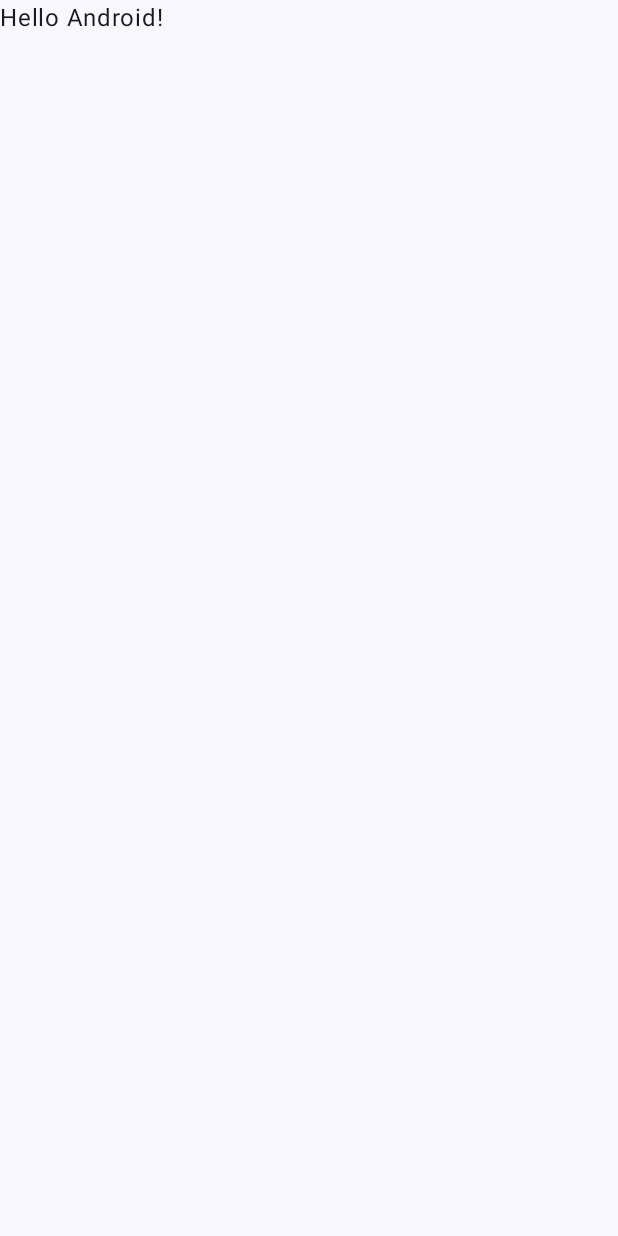
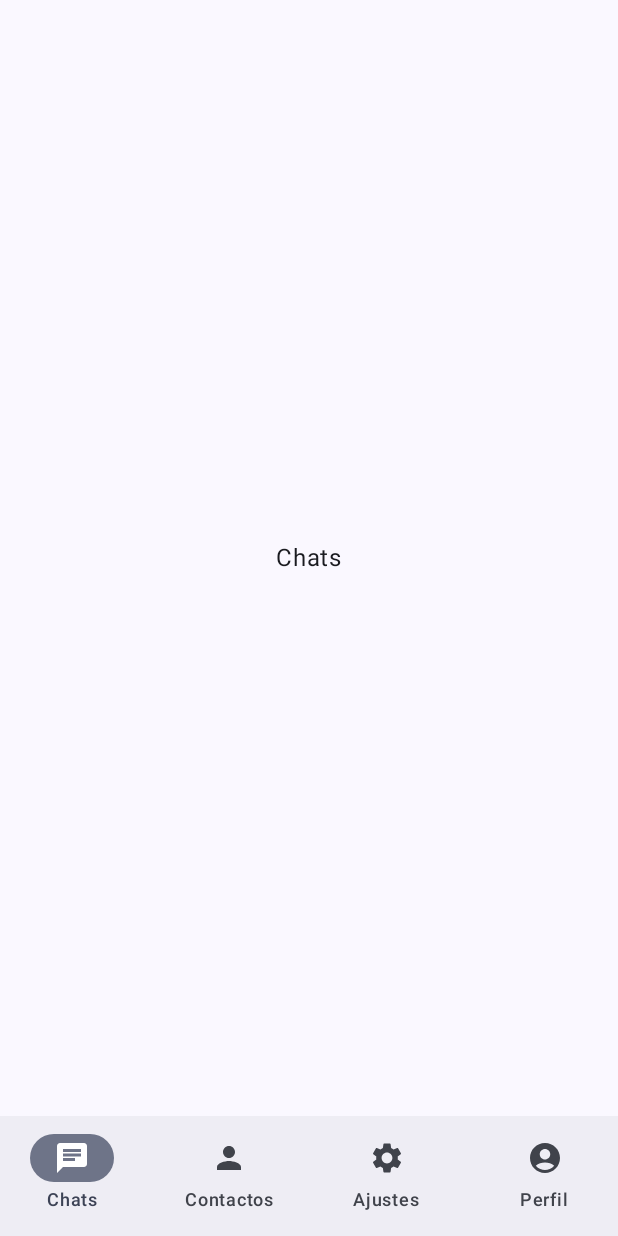
Before and after one commit to ernesto-24/equipo-3-telegram, an Android app built with Jetpack Compose: the screen it shows after launch (MainActivity), on a phone screen of 412 x 824 dp. Before the commit the screen is almost empty. Run offline under Robolectric (Android 15) with nearby library versions, the phone set to English and light mode, and no system bars.

Commit message:
feat: Agregué división y selección de pantallas

```diff
--- a/app/src/main/java/com/example/telegram/MainActivity.kt
+++ b/app/src/main/java/com/example/telegram/MainActivity.kt
@@ -6,42 +6,104 @@ import androidx.activity.compose.setContent
 import androidx.activity.enableEdgeToEdge
 import androidx.compose.foundation.layout.fillMaxSize
 import androidx.compose.foundation.layout.padding
+import androidx.compose.foundation.pager.HorizontalPager
+import androidx.compose.foundation.pager.rememberPagerState
+import androidx.annotation.DrawableRes
+import androidx.annotation.StringRes
+import androidx.compose.material3.Icon
+import androidx.compose.material3.NavigationBar
+import androidx.compose.material3.NavigationBarItem
 import androidx.compose.material3.Scaffold
 import androidx.compose.material3.Text
 import androidx.compose.runtime.Composable
+import androidx.compose.runtime.rememberCoroutineScope
 import androidx.compose.ui.Modifier
+import androidx.compose.ui.res.painterResource
+import androidx.compose.ui.res.stringResource
 import androidx.compose.ui.tooling.preview.Preview
+import kotlinx.coroutines.launch
+import com.example.telegram.ui.screens.ChatsScreen
+import com.example.telegram.ui.screens.ContactsScreen
+import com.example.telegram.ui.screens.ProfileScreen
+import com.example.telegram.ui.screens.SettingsScreen
 import com.example.telegram.ui.theme.TelegramTheme
 
+/**
+ * MainActivity SOLO se encarga de cambiar entre pantallas deslizando.
+ *
+ * ⚠️ No escribáis aquí el contenido de vuestra pantalla.
+ * Cada uno trabaja en SU archivo dentro de `ui/screens/`:
+ *
+ *   Página 0 → ChatsScreen.kt     (ui/screens/ChatsScreen.kt)
+ *   Página 1 → ContactsScreen.kt  (ui/screens/ContactsScreen.kt)
+ *   Página 2 → SettingsScreen.kt  (ui/screens/SettingsScreen.kt)
+ *   Página 3 → ProfileScreen.kt   (ui/screens/ProfileScreen.kt)
+ *
+ * Deslizando hacia la izquierda se avanza en ese orden
+ * (Chats → Contactos → Ajustes → Perfil).
+ */
 class MainActivity : ComponentActivity() {
     override fun onCreate(savedInstanceState: Bundle?) {
         super.onCreate(savedInstanceState)
         enableEdgeToEdge()
         setContent {
             TelegramTheme {
-                Scaffold(modifier = Modifier.fillMaxSize()) { innerPadding ->
-                    Greeting(
-                        name = "Android",
-                        modifier = Modifier.padding(innerPadding)
-                    )
-                }
+                MainPager()
             }
         }
     }
 }
 
+/** Pestañas de la barra inferior, en el mismo orden que las páginas. */
+private enum class Tab(@StringRes val label: Int, @DrawableRes val icon: Int) {
+    CHATS(R.string.tab_chats, R.drawable.ic_tab_chats),
+    CONTACTS(R.string.tab_contacts, R.drawable.ic_tab_contacts),
+    SETTINGS(R.string.tab_settings, R.drawable.ic_tab_settings),
+    PROFILE(R.string.tab_profile, R.drawable.ic_tab_profile),
+}
+
 @Composable
-fun Greeting(name: String, modifier: Modifier = Modifier) {
-    Text(
-        text = "Hello $name!",
-        modifier = modifier
-    )
+fun MainPager() {
+    val tabs = Tab.entries
+    val pagerState = rememberPagerState(initialPage = 0) { tabs.size }
+    val scope = rememberCoroutineScope()
+
+    Scaffold(
+        modifier = Modifier.fillMaxSize(),
+        bottomBar = {
+            // Barra de pestañas: se sincroniza con el deslizamiento en ambos sentidos
+            NavigationBar {
+                tabs.forEachIndexed { index, tab ->
+                    NavigationBarItem(
+                        selected = pagerState.currentPage == index,
+                        onClick = { scope.launch { pagerState.animateScrollToPage(index) } },
+                        icon = { Icon(painterResource(tab.icon), contentDescription = null) },
+                        label = { Text(stringResource(tab.label)) }
+                    )
+                }
+            }
+        }
+    ) { innerPadding ->
+        HorizontalPager(
+            state = pagerState,
+            modifier = Modifier
+                .fillMaxSize()
+                .padding(innerPadding)
+        ) { page ->
+            when (page) {
+                0 -> ChatsScreen()     // Pantalla de Chats     → ui/screens/ChatsScreen.kt
+                1 -> ContactsScreen()  // Pantalla de Contactos → ui/screens/ContactsScreen.kt
+                2 -> SettingsScreen()  // Pantalla de Ajustes   → ui/screens/SettingsScreen.kt
+                3 -> ProfileScreen()   // Pantalla de Perfil    → ui/screens/ProfileScreen.kt
+            }
+        }
+    }
 }
 
 @Preview(showBackground = true)
 @Composable
-fun GreetingPreview() {
+fun MainPagerPreview() {
     TelegramTheme {
-        Greeting("Android")
+        MainPager()
     }
 }
--- /dev/null
+++ b/app/src/main/java/com/example/telegram/ui/screens/ChatsScreen.kt
@@ -0,0 +1,35 @@
+package com.example.telegram.ui.screens
+
+import androidx.compose.foundation.layout.Box
+import androidx.compose.foundation.layout.fillMaxSize
+import androidx.compose.material3.Text
+import androidx.compose.runtime.Composable
+import androidx.compose.ui.Alignment
+import androidx.compose.ui.Modifier
+import androidx.compose.ui.tooling.preview.Preview
+import com.example.telegram.ui.theme.TelegramTheme
+
+// =====================================================================
+//  PANTALLA DE CHATS (página 0 del deslizador)
+//  Responsable: ____________
+//
+//  Aquí va toda la interfaz de Chats. Solo UI, sin lógica.
+//  Podéis crear más @Composable en este archivo para dividir la pantalla
+//  (p. ej. ChatItem() para cada fila de la lista de chats), pero no toquéis MainActivity.kt.
+// =====================================================================
+
+@Composable
+fun ChatsScreen(modifier: Modifier = Modifier) {
+    // TODO: sustituir este placeholder por la interfaz de Chats
+    Box(modifier = modifier.fillMaxSize(), contentAlignment = Alignment.Center) {
+        Text(text = "Chats")
+    }
+}
+
+@Preview(showBackground = true)
+@Composable
+fun ChatsScreenPreview() {
+    TelegramTheme {
+        ChatsScreen()
+    }
+}
--- /dev/null
+++ b/app/src/main/res/drawable/ic_tab_chats.xml
@@ -0,0 +1,9 @@
+<vector xmlns:android="http://schemas.android.com/apk/res/android"
+    android:width="24dp"
+    android:height="24dp"
+    android:viewportWidth="24"
+    android:viewportHeight="24">
+    <path
+        android:fillColor="#FF000000"
+        android:pathData="M20,2H4c-1.1,0 -1.99,0.9 -1.99,2L2,22l4,-4h14c1.1,0 2,-0.9 2,-2V4c0,-1.1 -0.9,-2 -2,-2zM6,9h12v2H6V9zM14,14H6v-2h8v2zM18,8H6V6h12v2z" />
+</vector>
--- /dev/null
+++ b/app/src/main/res/drawable/ic_tab_contacts.xml
@@ -0,0 +1,9 @@
+<vector xmlns:android="http://schemas.android.com/apk/res/android"
+    android:width="24dp"
+    android:height="24dp"
+    android:viewportWidth="24"
+    android:viewportHeight="24">
+    <path
+        android:fillColor="#FF000000"
+        android:pathData="M12,12c2.21,0 4,-1.79 4,-4s-1.79,-4 -4,-4 -4,1.79 -4,4 1.79,4 4,4zM12,14c-2.67,0 -8,1.34 -8,4v2h16v-2c0,-2.66 -5.33,-4 -8,-4z" />
+</vector>
--- /dev/null
+++ b/app/src/main/res/drawable/ic_tab_profile.xml
@@ -0,0 +1,9 @@
+<vector xmlns:android="http://schemas.android.com/apk/res/android"
+    android:width="24dp"
+    android:height="24dp"
+    android:viewportWidth="24"
+    android:viewportHeight="24">
+    <path
+        android:fillColor="#FF000000"
+        android:pathData="M12,2C6.48,2 2,6.48 2,12s4.48,10 10,10 10,-4.48 10,-10S17.52,2 12,2zM12,6c1.93,0 3.5,1.57 3.5,3.5S13.93,13 12,13s-3.5,-1.57 -3.5,-3.5S10.07,6 12,6zM12,20c-2.03,0 -4.43,-0.82 -6.14,-2.88C7.55,15.8 9.68,15 12,15s4.45,0.8 6.14,2.12C16.43,19.18 14.03,20 12,20z" />
+</vector>
--- /dev/null
+++ b/app/src/main/res/drawable/ic_tab_settings.xml
@@ -0,0 +1,9 @@
+<vector xmlns:android="http://schemas.android.com/apk/res/android"
+    android:width="24dp"
+    android:height="24dp"
+    android:viewportWidth="24"
+    android:viewportHeight="24">
+    <path
+        android:fillColor="#FF000000"
+        android:pathData="M19.14,12.94c0.04,-0.3 0.06,-0.61 0.06,-0.94c0,-0.32 -0.02,-0.64 -0.07,-0.94l2.03,-1.58c0.18,-0.14 0.23,-0.41 0.12,-0.61l-1.92,-3.32c-0.12,-0.22 -0.37,-0.29 -0.59,-0.22l-2.39,0.96c-0.5,-0.38 -1.03,-0.7 -1.62,-0.94L14.4,2.81c-0.04,-0.24 -0.24,-0.41 -0.48,-0.41h-3.84c-0.24,0 -0.43,0.17 -0.47,0.41L9.25,5.35C8.66,5.59 8.12,5.92 7.63,6.29L5.24,5.33c-0.22,-0.08 -0.47,0 -0.59,0.22L2.74,8.87C2.62,9.08 2.66,9.34 2.86,9.48l2.03,1.58C4.84,11.36 4.8,11.69 4.8,12s0.02,0.64 0.07,0.94l-2.03,1.58c-0.18,0.14 -0.23,0.41 -0.12,0.61l1.92,3.32c0.12,0.22 0.37,0.29 0.59,0.22l2.39,-0.96c0.5,0.38 1.03,0.7 1.62,0.94l0.36,2.54c0.05,0.24 0.24,0.41 0.48,0.41h3.84c0.24,0 0.44,-0.17 0.47,-0.41l0.36,-2.54c0.59,-0.24 1.13,-0.56 1.62,-0.94l2.39,0.96c0.22,0.08 0.47,0 0.59,-0.22l1.92,-3.32c0.12,-0.22 0.07,-0.47 -0.12,-0.61L19.14,12.94zM12,15.6c-1.98,0 -3.6,-1.62 -3.6,-3.6s1.62,-3.6 3.6,-3.6s3.6,1.62 3.6,3.6S13.98,15.6 12,15.6z" />
+</vector>
--- a/app/src/main/res/values/strings.xml
+++ b/app/src/main/res/values/strings.xml
@@ -1,3 +1,9 @@
 <resources>
     <string name="app_name">Telegram</string>
+
+    <!-- Barra de pestañas inferior -->
+    <string name="tab_chats">Chats</string>
+    <string name="tab_contacts">Contactos</string>
+    <string name="tab_settings">Ajustes</string>
+    <string name="tab_profile">Perfil</string>
 </resources>
```
Also changed, not shown: app/src/main/java/com/example/telegram/ui/screens/ContactsScreen.kt (added, +35 -0 lines), app/src/main/java/com/example/telegram/ui/screens/ProfileScreen.kt (added, +35 -0 lines), app/src/main/java/com/example/telegram/ui/screens/SettingsScreen.kt (added, +35 -0 lines).
